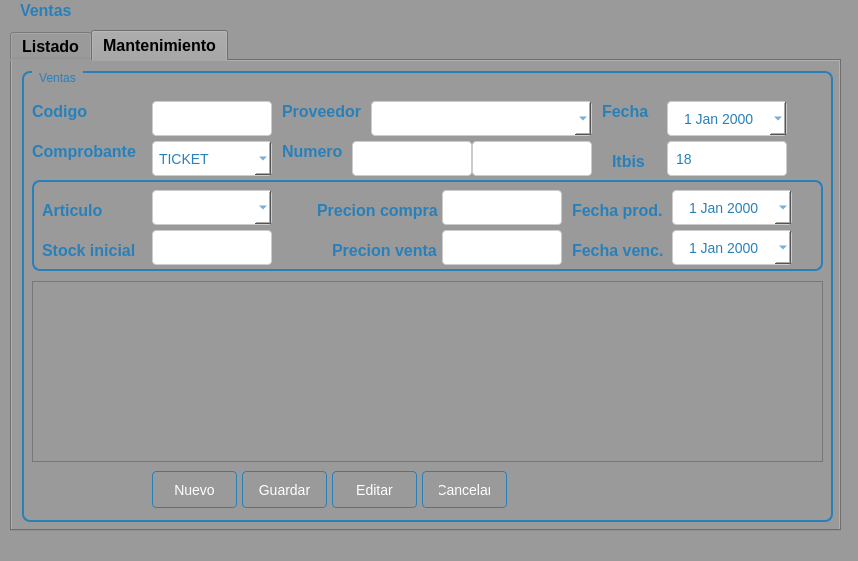
Qt form Sistema de ventas/ui/FrmVentas.ui (CodeDrTech/DevelopPython) before a commit.
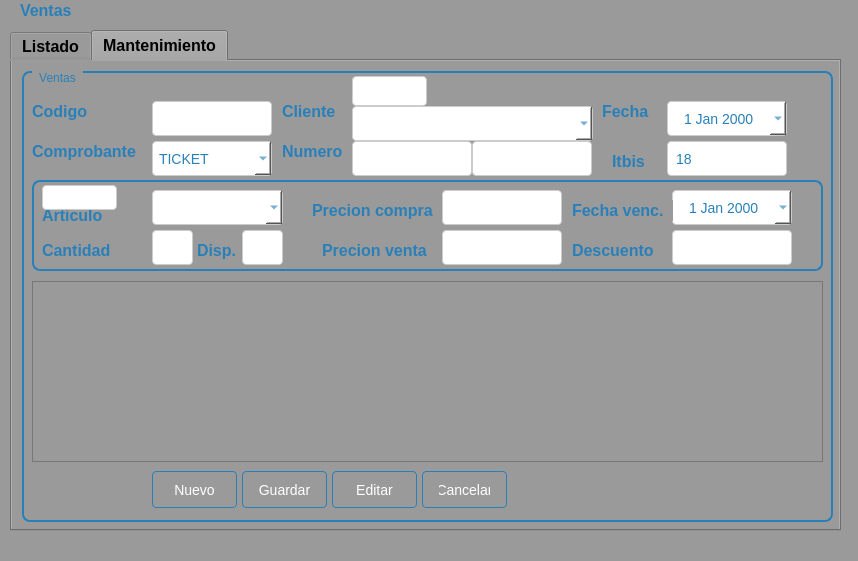
The same form after that commit. The open tabs and pages were chosen to show the change.

Patch:
```diff
--- a/Sistema de ventas/ui/FrmVentas.ui
+++ b/Sistema de ventas/ui/FrmVentas.ui
@@ -868,7 +868,7 @@
         <rect>
          <x>260</x>
          <y>30</y>
-         <width>91</width>
+         <width>61</width>
          <height>21</height>
         </rect>
        </property>
@@ -884,7 +884,7 @@
 }</string>
        </property>
        <property name="text">
-        <string>Proveedor</string>
+        <string>Cliente</string>
        </property>
       </widget>
       <widget class="QComboBox" name="cmbComprobante">
@@ -941,9 +941,9 @@
       <widget class="QComboBox" name="cmbProveedor">
        <property name="geometry">
         <rect>
-         <x>349</x>
-         <y>30</y>
-         <width>221</width>
+         <x>330</x>
+         <y>35</y>
+         <width>241</width>
          <height>35</height>
         </rect>
        </property>
@@ -1209,54 +1209,11 @@
        <property name="title">
         <string/>
        </property>
-       <widget class="QDateEdit" name="txtFechaProd">
-        <property name="geometry">
-         <rect>
-          <x>640</x>
-          <y>10</y>
-          <width>120</width>
-          <height>35</height>
-         </rect>
-        </property>
-        <property name="acceptDrops">
-         <bool>false</bool>
-        </property>
-        <property name="styleSheet">
-         <string notr="true">/* Estilos para QDateEdit */
-QDateEdit {
-    background-color: #ffffff;
-    border: 1px solid #cccccc;
-    padding: 6px;
-    border-radius: 4px;
-    font-size: 14px;
-    color: #2980b9;
-}
-
-QDateEdit:hover {
-    border: 1px solid #3498db;
-}
-
-QDateEdit QAbstractItemView {
-    border: 1px solid #cccccc;
-    background-color: white;
-    selection-background-color: #3498db;
-}
-
-
-</string>
-        </property>
-        <property name="alignment">
-         <set>Qt::AlignCenter</set>
-        </property>
-        <property name="calendarPopup">
-         <bool>true</bool>
-        </property>
-       </widget>
        <widget class="QDateEdit" name="txtFechaVenc">
         <property name="geometry">
          <rect>
           <x>640</x>
-          <y>50</y>
+          <y>10</y>
           <width>120</width>
           <height>35</height>
          </rect>
@@ -1300,31 +1257,7 @@
          <rect>
           <x>540</x>
           <y>20</y>
-          <width>91</width>
-          <height>21</height>
-         </rect>
-        </property>
-        <property name="styleSheet">
-         <string notr="true">QWidget {
-    background-color: #9a9a9a;
-}
-
-QLabel {
-    color: #2980b9;
-    font-size: 16px;
-    font-weight: bold;
-}</string>
-        </property>
-        <property name="text">
-         <string>Fecha prod.</string>
-        </property>
-       </widget>
-       <widget class="QLabel" name="label_17">
-        <property name="geometry">
-         <rect>
-          <x>540</x>
-          <y>60</y>
-          <width>91</width>
+          <width>101</width>
           <height>21</height>
          </rect>
         </property>
@@ -1343,12 +1276,36 @@
          <string>Fecha venc.</string>
         </property>
        </widget>
+       <widget class="QLabel" name="label_17">
+        <property name="geometry">
+         <rect>
+          <x>540</x>
+          <y>60</y>
+          <width>91</width>
+          <height>21</height>
+         </rect>
+        </property>
+        <property name="styleSheet">
+         <string notr="true">QWidget {
+    background-color: #9a9a9a;
+}
+
+QLabel {
+    color: #2980b9;
+    font-size: 16px;
+    font-weight: bold;
+}</string>
+        </property>
+        <property name="text">
+         <string>Descuento</string>
+        </property>
+       </widget>
        <widget class="QLabel" name="label_18">
         <property name="geometry">
          <rect>
-          <x>285</x>
+          <x>280</x>
           <y>20</y>
-          <width>121</width>
+          <width>131</width>
           <height>21</height>
          </rect>
         </property>
@@ -1370,9 +1327,9 @@
        <widget class="QLabel" name="label_19">
         <property name="geometry">
          <rect>
-          <x>300</x>
+          <x>290</x>
           <y>60</y>
-          <width>111</width>
+          <width>121</width>
           <height>21</height>
          </rect>
         </property>
@@ -1556,7 +1513,7 @@
          <rect>
           <x>120</x>
           <y>10</y>
-          <width>120</width>
+          <width>131</width>
           <height>35</height>
          </rect>
         </property>
@@ -1586,7 +1543,7 @@
         <property name="geometry">
          <rect>
           <x>10</x>
-          <y>20</y>
+          <y>25</y>
           <width>71</width>
           <height>21</height>
          </rect>
@@ -1611,7 +1568,7 @@
          <rect>
           <x>120</x>
           <y>50</y>
-          <width>120</width>
+          <width>41</width>
           <height>35</height>
          </rect>
         </property>
@@ -1691,7 +1648,7 @@
          <rect>
           <x>10</x>
           <y>60</y>
-          <width>101</width>
+          <width>81</width>
           <height>21</height>
          </rect>
         </property>
@@ -1707,7 +1664,274 @@
 }</string>
         </property>
         <property name="text">
-         <string>Stock inicial</string>
+         <string>Cantidad</string>
+        </property>
+       </widget>
+       <widget class="QLineEdit" name="txtCodArticulo">
+        <property name="geometry">
+         <rect>
+          <x>10</x>
+          <y>5</y>
+          <width>75</width>
+          <height>25</height>
+         </rect>
+        </property>
+        <property name="styleSheet">
+         <string notr="true">QWidget {
+    background-color: #f2f2f2;
+}
+
+QPushButton {
+    background: qlineargradient(x1: 0, y1: 0, x2: 0, y2: 1,
+                                 stop: 0 #5DADE2, stop: 1 #2980b9);
+    color: #ffffff;
+    border: 1px solid #2980b9;
+    padding: 8px 16px;
+    border-radius: 4px;
+    font-size: 14px;
+}
+
+QPushButton:hover {
+    background: qlineargradient(x1: 0, y1: 0, x2: 0, y2: 1,
+                                 stop: 0 #4DA8DB, stop: 1 #2471a3);
+    border: 1px solid #2471a3;
+}
+
+QPushButton:pressed {
+    background: qlineargradient(x1: 0, y1: 0, x2: 0, y2: 1,
+                                 stop: 0 #3C89B4, stop: 1 #1f618d);
+    border: 1px solid #1f618d;
+}
+
+QLineEdit {
+    background-color: #ffffff;
+    border: 1px solid #cccccc;
+    padding: 6px;
+    border-radius: 4px;
+    font-size: 14px;
+}
+
+QLineEdit:hover {
+    border: 1px solid #3498db;
+}
+
+QLineEdit:focus {
+    border: 1px solid #3498db;
+    outline: none;
+}
+
+QWidget {
+    background-color: #f2f2f2;
+}
+
+QLabel {
+    color: #2980b9;
+    font-size: 16px;
+    font-weight: bold;
+}
+
+QLineEdit {
+    background-color: #ffffff;
+    border: 1px solid #cccccc;
+    padding: 6px;
+    border-radius: 4px;
+    font-size: 14px;
+    color: #2980b9;
+}
+
+QLineEdit::placeholder {
+    color: #2980b9;
+    font-weight: bold;
+}
+
+</string>
+        </property>
+        <property name="readOnly">
+         <bool>true</bool>
+        </property>
+       </widget>
+       <widget class="QLineEdit" name="txtStock">
+        <property name="geometry">
+         <rect>
+          <x>210</x>
+          <y>50</y>
+          <width>41</width>
+          <height>35</height>
+         </rect>
+        </property>
+        <property name="styleSheet">
+         <string notr="true">QWidget {
+    background-color: #f2f2f2;
+}
+
+QPushButton {
+    background: qlineargradient(x1: 0, y1: 0, x2: 0, y2: 1,
+                                 stop: 0 #5DADE2, stop: 1 #2980b9);
+    color: #ffffff;
+    border: 1px solid #2980b9;
+    padding: 8px 16px;
+    border-radius: 4px;
+    font-size: 14px;
+}
+
+QPushButton:hover {
+    background: qlineargradient(x1: 0, y1: 0, x2: 0, y2: 1,
+                                 stop: 0 #4DA8DB, stop: 1 #2471a3);
+    border: 1px solid #2471a3;
+}
+
+QPushButton:pressed {
+    background: qlineargradient(x1: 0, y1: 0, x2: 0, y2: 1,
+                                 stop: 0 #3C89B4, stop: 1 #1f618d);
+    border: 1px solid #1f618d;
+}
+
+QLineEdit {
+    background-color: #ffffff;
+    border: 1px solid #cccccc;
+    padding: 6px;
+    border-radius: 4px;
+    font-size: 14px;
+}
+
+QLineEdit:hover {
+    border: 1px solid #3498db;
+}
+
+QLineEdit:focus {
+    border: 1px solid #3498db;
+    outline: none;
+}
+
+QWidget {
+    background-color: #f2f2f2;
+}
+
+QLabel {
+    color: #2980b9;
+    font-size: 16px;
+    font-weight: bold;
+}
+
+QLineEdit {
+    background-color: #ffffff;
+    border: 1px solid #cccccc;
+    padding: 6px;
+    border-radius: 4px;
+    font-size: 14px;
+    color: #2980b9;
+}
+
+QLineEdit::placeholder {
+    color: #2980b9;
+    font-weight: bold;
+}
+
+</string>
+        </property>
+       </widget>
+       <widget class="QLabel" name="label_22">
+        <property name="geometry">
+         <rect>
+          <x>165</x>
+          <y>60</y>
+          <width>41</width>
+          <height>21</height>
+         </rect>
+        </property>
+        <property name="styleSheet">
+         <string notr="true">QWidget {
+    background-color: #9a9a9a;
+}
+
+QLabel {
+    color: #2980b9;
+    font-size: 16px;
+    font-weight: bold;
+}</string>
+        </property>
+        <property name="text">
+         <string>Disp.</string>
+        </property>
+       </widget>
+       <widget class="QLineEdit" name="txtDescuento">
+        <property name="geometry">
+         <rect>
+          <x>640</x>
+          <y>50</y>
+          <width>120</width>
+          <height>35</height>
+         </rect>
+        </property>
+        <property name="styleSheet">
+         <string notr="true">QWidget {
+    background-color: #f2f2f2;
+}
+
+QPushButton {
+    background: qlineargradient(x1: 0, y1: 0, x2: 0, y2: 1,
+                                 stop: 0 #5DADE2, stop: 1 #2980b9);
+    color: #ffffff;
+    border: 1px solid #2980b9;
+    padding: 8px 16px;
+    border-radius: 4px;
+    font-size: 14px;
+}
+
+QPushButton:hover {
+    background: qlineargradient(x1: 0, y1: 0, x2: 0, y2: 1,
+                                 stop: 0 #4DA8DB, stop: 1 #2471a3);
+    border: 1px solid #2471a3;
+}
+
+QPushButton:pressed {
+    background: qlineargradient(x1: 0, y1: 0, x2: 0, y2: 1,
+                                 stop: 0 #3C89B4, stop: 1 #1f618d);
+    border: 1px solid #1f618d;
+}
+
+QLineEdit {
+    background-color: #ffffff;
+    border: 1px solid #cccccc;
+    padding: 6px;
+    border-radius: 4px;
+    font-size: 14px;
+}
+
+QLineEdit:hover {
+    border: 1px solid #3498db;
+}
+
+QLineEdit:focus {
+    border: 1px solid #3498db;
+    outline: none;
+}
+
+QWidget {
+    background-color: #f2f2f2;
+}
+
+QLabel {
+    color: #2980b9;
+    font-size: 16px;
+    font-weight: bold;
+}
+
+QLineEdit {
+    background-color: #ffffff;
+    border: 1px solid #cccccc;
+    padding: 6px;
+    border-radius: 4px;
+    font-size: 14px;
+    color: #2980b9;
+}
+
+QLineEdit::placeholder {
+    color: #2980b9;
+    font-weight: bold;
+}
+
+</string>
         </property>
        </widget>
       </widget>
@@ -1828,6 +2052,89 @@
         <string>18</string>
        </property>
       </widget>
+      <widget class="QLineEdit" name="txtIdCliente">
+       <property name="geometry">
+        <rect>
+         <x>330</x>
+         <y>5</y>
+         <width>75</width>
+         <height>30</height>
+        </rect>
+       </property>
+       <property name="styleSheet">
+        <string notr="true">QWidget {
+    background-color: #f2f2f2;
+}
+
+QPushButton {
+    background: qlineargradient(x1: 0, y1: 0, x2: 0, y2: 1,
+                                 stop: 0 #5DADE2, stop: 1 #2980b9);
+    color: #ffffff;
+    border: 1px solid #2980b9;
+    padding: 8px 16px;
+    border-radius: 4px;
+    font-size: 14px;
+}
+
+QPushButton:hover {
+    background: qlineargradient(x1: 0, y1: 0, x2: 0, y2: 1,
+                                 stop: 0 #4DA8DB, stop: 1 #2471a3);
+    border: 1px solid #2471a3;
+}
+
+QPushButton:pressed {
+    background: qlineargradient(x1: 0, y1: 0, x2: 0, y2: 1,
+                                 stop: 0 #3C89B4, stop: 1 #1f618d);
+    border: 1px solid #1f618d;
+}
+
+QLineEdit {
+    background-color: #ffffff;
+    border: 1px solid #cccccc;
+    padding: 6px;
+    border-radius: 4px;
+    font-size: 14px;
+}
+
+QLineEdit:hover {
+    border: 1px solid #3498db;
+}
+
+QLineEdit:focus {
+    border: 1px solid #3498db;
+    outline: none;
+}
+
+QWidget {
+    background-color: #f2f2f2;
+}
+
+QLabel {
+    color: #2980b9;
+    font-size: 16px;
+    font-weight: bold;
+}
+
+QLineEdit {
+    background-color: #ffffff;
+    border: 1px solid #cccccc;
+    padding: 6px;
+    border-radius: 4px;
+    font-size: 14px;
+    color: #2980b9;
+}
+
+QLineEdit::placeholder {
+    color: #2980b9;
+    font-weight: bold;
+}
+
+</string>
+       </property>
+       <property name="readOnly">
+        <bool>true</bool>
+       </property>
+      </widget>
      </widget>
     </widget>
    </widget>
```
Left out of the diff: 4 changed lines with no effect on the pictures.
